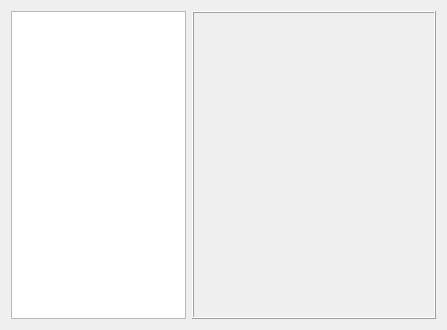
First picture: the form in src/admc/tab_widget.ui, repository altlinux/admc, before the edit.
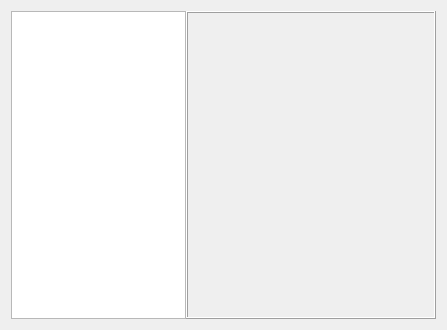
Second picture: the form after the edit.

Patch:
```diff
--- a/src/admc/tab_widget.ui
+++ b/src/admc/tab_widget.ui
@@ -14,6 +14,9 @@
    <string>Form</string>
   </property>
   <layout class="QHBoxLayout" name="horizontalLayout">
+   <property name="spacing">
+    <number>0</number>
+   </property>
    <item>
     <widget class="QListWidget" name="list_widget">
      <property name="sizePolicy">
```
